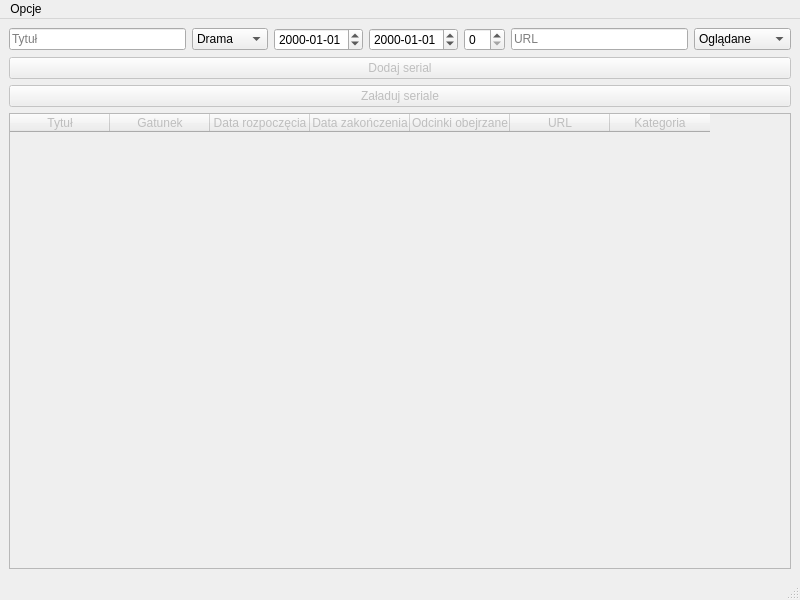
Above: mainwindow.ui from TryUnder/SeriesManager_Qt before the change. Below: the same form after it.
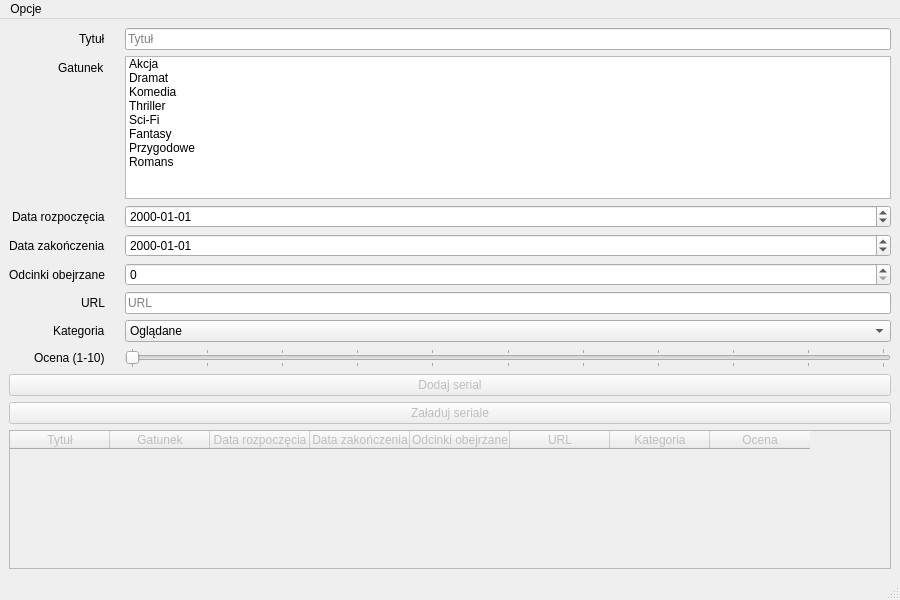
That is the form after the change.

Commit message: Refaktoryzacja sposobu dodawania i ładowania danych do/z bazy danych. Przeniesienie logiki z mainwindow.cpp do databasemanager.cpp. Aktualizacja interfejsu uzytkownika o grade.

```diff
--- a/mainwindow.ui
+++ b/mainwindow.ui
@@ -6,7 +6,7 @@
    <rect>
     <x>0</x>
     <y>0</y>
-    <width>800</width>
+    <width>900</width>
     <height>600</height>
    </rect>
   </property>
@@ -16,24 +16,64 @@
   <widget class="QWidget" name="centralwidget">
    <layout class="QVBoxLayout" name="verticalLayout">
     <item>
-     <layout class="QHBoxLayout" name="inputLayout">
-      <item>
+     <layout class="QFormLayout" name="formLayout">
+      <property name="labelAlignment">
+       <set>Qt::AlignRight|Qt::AlignTrailing|Qt::AlignVCenter</set>
+      </property>
+      <property name="formAlignment">
+       <set>Qt::AlignHCenter|Qt::AlignTop</set>
+      </property>
+      <property name="horizontalSpacing">
+       <number>20</number>
+      </property>
+      <property name="verticalSpacing">
+       <number>6</number>
+      </property>
+      <item row="0" column="0">
+       <widget class="QLabel" name="titleLabel">
+        <property name="text">
+         <string>Tytuł</string>
+        </property>
+       </widget>
+      </item>
+      <item row="0" column="1">
        <widget class="QLineEdit" name="titleInput">
         <property name="placeholderText">
          <string>Tytuł</string>
         </property>
        </widget>
       </item>
-      <item>
-       <widget class="QComboBox" name="genreInput">
+      <item row="1" column="0">
+       <widget class="QLabel" name="genreLabel">
+        <property name="text">
+         <string>Gatunek</string>
+        </property>
+       </widget>
+      </item>
+      <item row="1" column="1">
+       <widget class="QListWidget" name="genreInput">
+        <property name="minimumSize">
+         <size>
+          <width>150</width>
+          <height>20</height>
+         </size>
+        </property>
+        <property name="selectionMode">
+         <enum>QAbstractItemView::MultiSelection</enum>
+        </property>
         <item>
          <property name="text">
-          <string>Drama</string>
+          <string>Akcja</string>
          </property>
         </item>
         <item>
          <property name="text">
-          <string>Comedy</string>
+          <string>Dramat</string>
+         </property>
+        </item>
+        <item>
+         <property name="text">
+          <string>Komedia</string>
          </property>
         </item>
         <item>
@@ -51,33 +91,78 @@
           <string>Fantasy</string>
          </property>
         </item>
+        <item>
+         <property name="text">
+          <string>Przygodowe</string>
+         </property>
+        </item>
+        <item>
+         <property name="text">
+          <string>Romans</string>
+         </property>
+        </item>
        </widget>
       </item>
-      <item>
+      <item row="2" column="0">
+       <widget class="QLabel" name="startDateLabel">
+        <property name="text">
+         <string>Data rozpoczęcia</string>
+        </property>
+       </widget>
+      </item>
+      <item row="2" column="1">
        <widget class="QDateEdit" name="startDateInput">
         <property name="displayFormat">
          <string>yyyy-MM-dd</string>
         </property>
        </widget>
       </item>
-      <item>
+      <item row="3" column="0">
+       <widget class="QLabel" name="endDateLabel">
+        <property name="text">
+         <string>Data zakończenia</string>
+        </property>
+       </widget>
+      </item>
+      <item row="3" column="1">
        <widget class="QDateEdit" name="endDateInput">
         <property name="displayFormat">
          <string>yyyy-MM-dd</string>
         </property>
        </widget>
       </item>
-      <item>
+      <item row="4" column="0">
+       <widget class="QLabel" name="episodesWatchedLabel">
+        <property name="text">
+         <string>Odcinki obejrzane</string>
+        </property>
+       </widget>
+      </item>
+      <item row="4" column="1">
        <widget class="QSpinBox" name="episodesWatchedInput"/>
       </item>
-      <item>
+      <item row="5" column="0">
+       <widget class="QLabel" name="urlLabel">
+        <property name="text">
+         <string>URL</string>
+        </property>
+       </widget>
+      </item>
+      <item row="5" column="1">
        <widget class="QLineEdit" name="urlInput">
         <property name="placeholderText">
          <string>URL</string>
         </property>
        </widget>
       </item>
-      <item>
+      <item row="6" column="0">
+       <widget class="QLabel" name="statusLabel">
+        <property name="text">
+         <string>Kategoria</string>
+        </property>
+       </widget>
+      </item>
+      <item row="6" column="1">
        <widget class="QComboBox" name="statusInput">
         <item>
          <property name="text">
@@ -96,6 +181,35 @@
         </item>
        </widget>
       </item>
+      <item row="7" column="0">
+       <widget class="QLabel" name="ratingLabel">
+        <property name="text">
+         <string>Ocena (1-10)</string>
+        </property>
+       </widget>
+      </item>
+      <item row="7" column="1">
+       <widget class="QSlider" name="ratingSlider">
+        <property name="minimumSize">
+         <size>
+          <width>0</width>
+          <height>20</height>
+         </size>
+        </property>
+        <property name="maximum">
+         <number>10</number>
+        </property>
+        <property name="orientation">
+         <enum>Qt::Horizontal</enum>
+        </property>
+        <property name="tickPosition">
+         <enum>QSlider::TicksBothSides</enum>
+        </property>
+        <property name="tickInterval">
+         <number>1</number>
+        </property>
+       </widget>
+      </item>
      </layout>
     </item>
     <item>
@@ -158,6 +272,11 @@
         <string>Kategoria</string>
        </property>
       </column>
+      <column>
+       <property name="text">
+        <string>Ocena</string>
+       </property>
+      </column>
      </widget>
     </item>
    </layout>
@@ -167,7 +286,7 @@
     <rect>
      <x>0</x>
      <y>0</y>
-     <width>800</width>
+     <width>900</width>
      <height>20</height>
     </rect>
    </property>
```
The commit also changes 2 other files.
